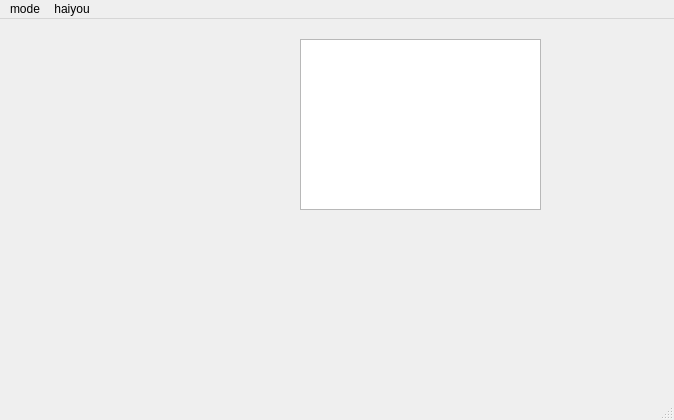
sky92zwq/ecT_Tadlas-Qt5, file mainwindow.ui: the form before one commit.
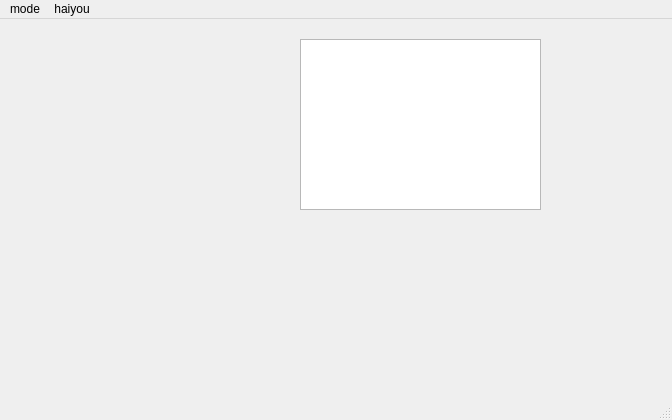
The form after the commit.

What changed in the file:
```diff
--- a/mainwindow.ui
+++ b/mainwindow.ui
@@ -6,7 +6,7 @@
    <rect>
     <x>0</x>
     <y>0</y>
-    <width>674</width>
+    <width>672</width>
     <height>420</height>
    </rect>
   </property>
@@ -30,7 +30,7 @@
     <rect>
      <x>0</x>
      <y>0</y>
-     <width>674</width>
+     <width>672</width>
      <height>25</height>
     </rect>
    </property>
```
